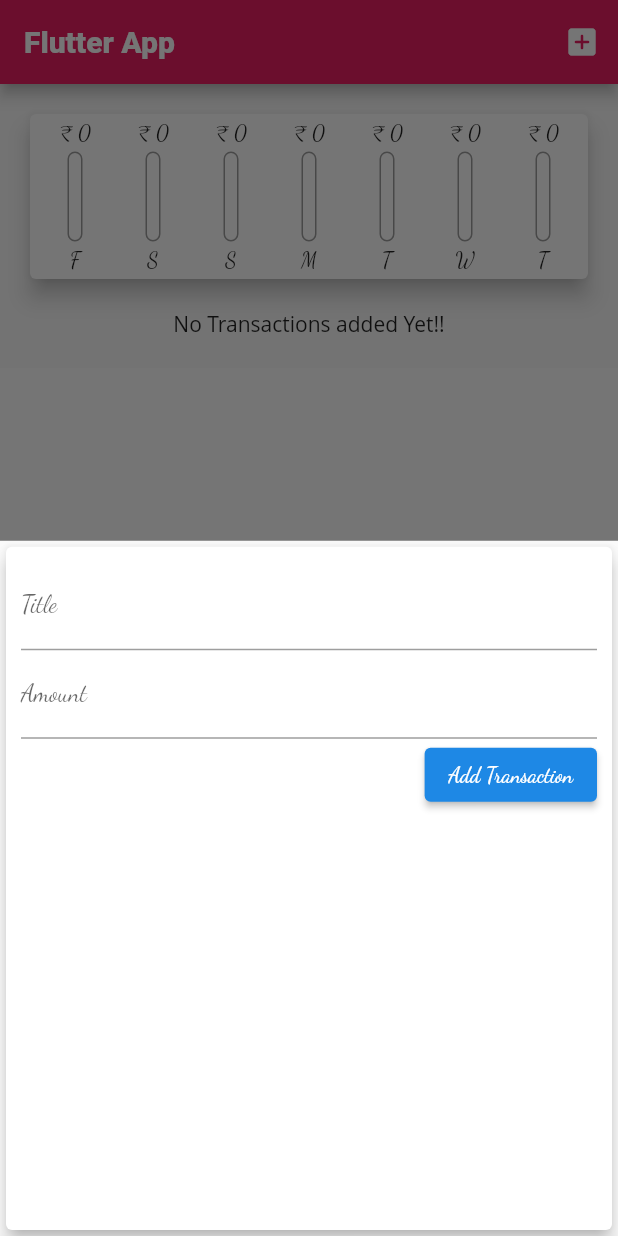
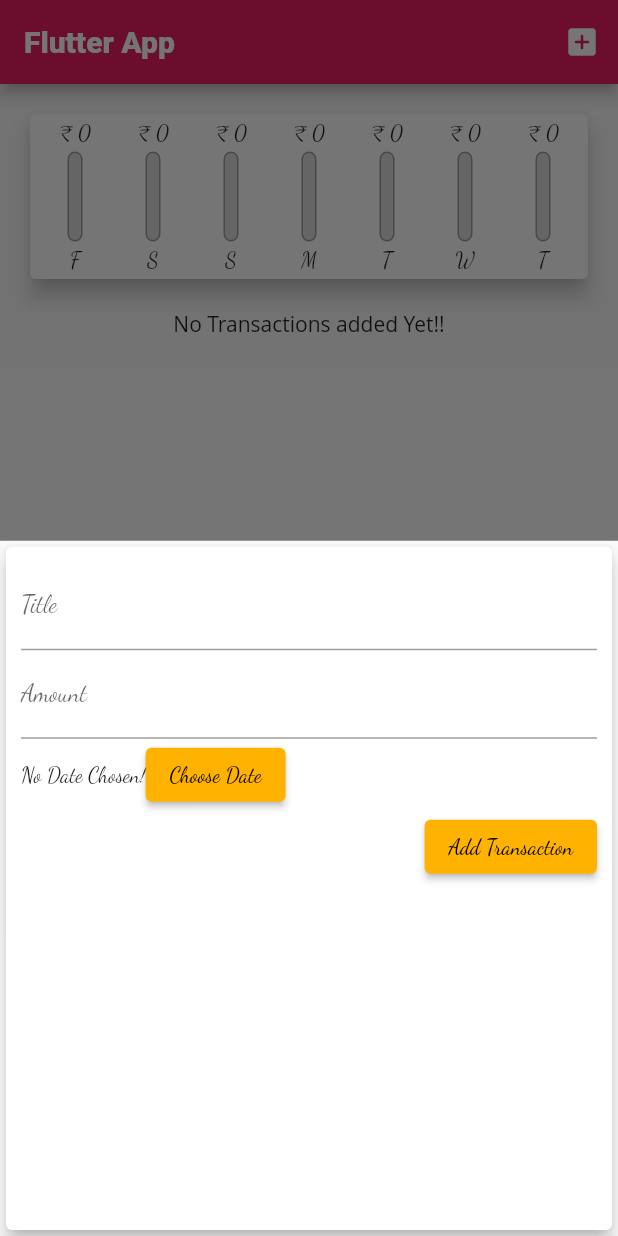
Before and after one commit to marizvi/Expense_App, a Flutter app: the screen it shows after launch, after a tap on the "add box" icon, on a phone screen of 412 x 824 dp. Run offline on Flutter 3.47's test engine with Material 2 defaults, Android fonts, the phone set to English and light mode, and no system bars; Roboto replaces fonts that are missing (Open Sans).

Commit message:
chart_bar added

```diff
--- a/lib/widgets/chart_bar.dart
+++ b/lib/widgets/chart_bar.dart
@@ -23,18 +23,18 @@ class ChartBar extends StatelessWidget {
         width: 10,
         child: Stack(
           children: [
-            Container(decoration:BoxDecoration(
+            Container( // this container is for grey colour only
+              decoration:BoxDecoration(
               border: Border.all(
               color: Colors.grey,
               width: 1.0
              ),
-            //  color: Color.fromRGBO(220,220,220,1),
-
+             color: Color.fromRGBO(220,220,220,1),
              borderRadius: BorderRadius.circular(10)
              ),
              ),
              FractionallySizedBox(
-               heightFactor: spendingPercentOfTotal,
+               heightFactor: spendingPercentOfTotal, // always ranges from 0 to 1 % of surrounding container at 16th line above from here
                child:Container(
                  decoration: BoxDecoration(
                    color: Theme.of(context).primaryColor,
--- a/lib/widgets/new_transaction.dart
+++ b/lib/widgets/new_transaction.dart
@@ -66,12 +66,26 @@ class _NewTransactionState extends State<NewTransaction> {
                     //   amountInput=val;
                     // },
                   ),
+                  Row(children: [
+                    Text('No Date Chosen!'),
+                    ElevatedButton(
+                      style: ButtonStyle(
+                        backgroundColor: MaterialStateProperty.all(Colors.amber[600]),
+                        foregroundColor: MaterialStateProperty.all(Colors.black)
+                      ),
+                      onPressed: (){},
+                     child: Text("Choose Date"),
+                     )
+                  ],
 
+                  ),
                   ElevatedButton(
                     style: ButtonStyle(
-                      backgroundColor: MaterialStateProperty.all(Colors.blue[600])
+                      backgroundColor: MaterialStateProperty.all(Colors.amber[600])
                     ),
-                  child: Text('Add Transaction'),
+                  child: Text('Add Transaction',
+                  style: TextStyle(color: Colors.black ),
+                  ),
                   onPressed: submitData,
                     // print(titleInput);
                     // print(amountInput);
```
Also changed, not shown: lib/widgets/user_transactions.dart (deleted, +0 -46 lines).
